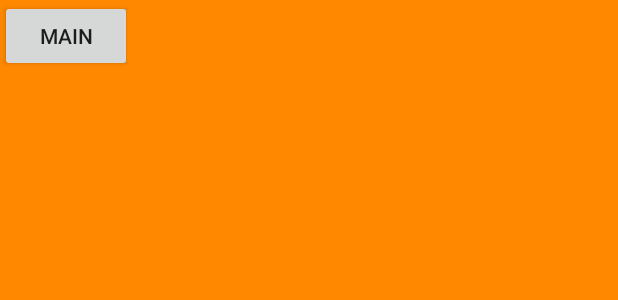
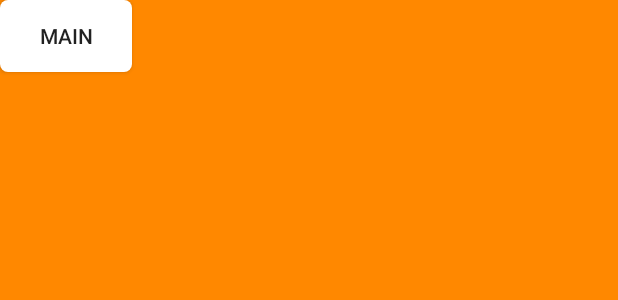
Before and after one commit to FaceWallHan/BiographyHeroes, an Android app: the layout drag_group_layout.xml on its own in the app's theme, with its tools: preview values and no code run, on a phone screen of 412 x 824 dp. Shown: the top 300 px of the screen. Run offline under Robolectric (Android 15) with nearby library versions, the phone set to English and light mode, and no system bars.

Commit message:
xml文件的2D绘图

```diff
--- /dev/null
+++ b/app/src/main/res/drawable/back_selector.xml
@@ -0,0 +1,24 @@
+<?xml version="1.0" encoding="utf-8"?>
+<selector xmlns:android="http://schemas.android.com/apk/res/android">
+    <item android:state_pressed="true">
+        <shape android:shape="rectangle">
+            <solid android:color="#33FD0000"/>
+            <corners android:radius="5dp"/>
+            <padding android:left="10dp"
+                android:right="10dp"
+                android:top="10dp"
+                android:bottom="10dp"/>
+        </shape>
+    </item>
+    <item>
+        <shape android:shape="rectangle">
+            <solid android:color="#ffffffff"/>
+            <corners android:radius="5dp"/>
+            <padding android:left="10dp"
+                android:right="10dp"
+                android:top="10dp"
+                android:bottom="10dp"/>
+        </shape>
+    </item>
+<!--    点击反馈效果-->
+</selector>
--- /dev/null
+++ b/app/src/main/res/drawable/bit.xml
@@ -0,0 +1,3 @@
+<?xml version="1.0" encoding="utf-8"?>
+<bitmap xmlns:android="http://schemas.android.com/apk/res/android"
+    android:src="@drawable/giao"/>
--- a/app/src/main/res/layout/drag_group_layout.xml
+++ b/app/src/main/res/layout/drag_group_layout.xml
@@ -24,6 +24,7 @@
             android:background="@android:color/holo_orange_dark">
 
             <Button
+                android:background="@drawable/back_selector"
                 android:layout_width="wrap_content"
                 android:layout_height="wrap_content"
                 android:text="Main" />
```
Also changed, not shown: app/src/main/java/com/example/hero/DisplayUtil.java (added, +49 -0 lines), app/src/main/res/drawable/back_gradient.xml (added, +15 -0 lines), app/src/main/res/drawable/back_layer.xml (added, +15 -0 lines).
